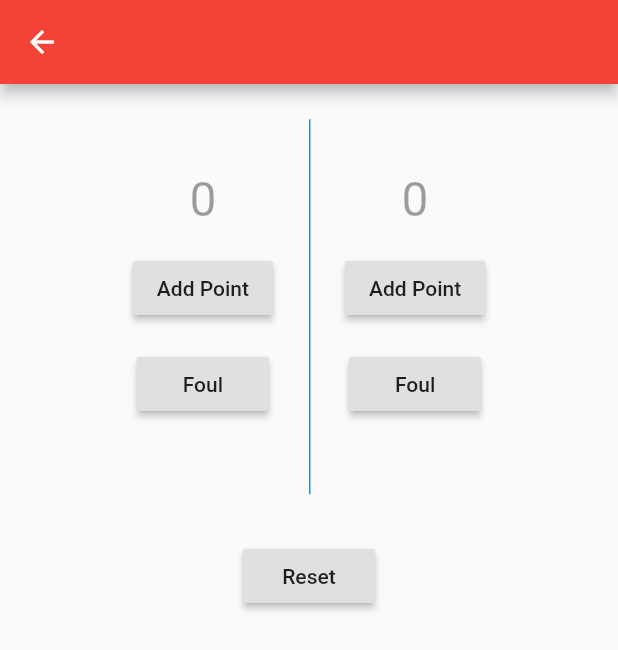
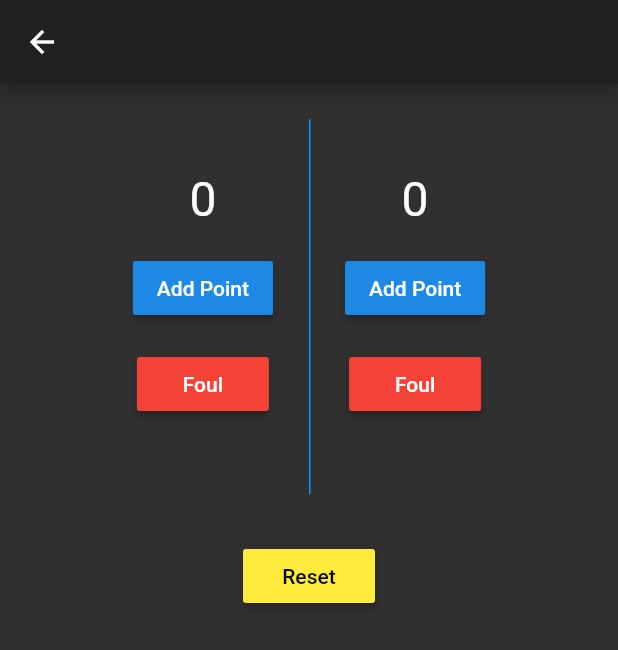
Before and after one commit to BrBoomr/Software-Engineering-II, a Flutter app: the screen it shows after launch, after a tap on "Start Game!", on a phone screen of 412 x 824 dp. Shown: the top 650 px of the screen. Run offline on Flutter 3.47's test engine with Material 2 defaults, Android fonts, the phone set to English and light mode, and no system bars.

Commit message:
added dark theme and button colors

```diff
--- a/live_scoring/lib/main.dart
+++ b/live_scoring/lib/main.dart
@@ -2,7 +2,7 @@ import 'package:flutter/material.dart';
 
 void main() => runApp(MyApp());
 
-class TeamNames extends StatelessWidget {
+class  TeamNames extends StatelessWidget {
   TeamNames({Key key, this.title}) : super(key: key);
   final String title;
   var teamOneController = TextEditingController();
@@ -32,6 +32,7 @@ class TeamNames extends StatelessWidget {
             ),
           ),
           RaisedButton(
+            color: Colors.green,
             child: Text('Start Game!'),
             onPressed: () {
               Navigator.push(
@@ -54,9 +55,7 @@ class MyApp extends StatelessWidget {
   Widget build(BuildContext context) {
     return MaterialApp(
       title: 'TKD Scorer',
-      theme: ThemeData(
-        primarySwatch: Colors.red,
-      ),
+      theme: ThemeData.dark(),
       home: TeamNames(title: 'TKD Scorer'),
     );
   }
@@ -79,6 +78,7 @@ class _MyHomePageState extends State<MyHomePage> {
   int _foulA = 0;
   int _foulB = 0;
   final String teamOneName, teamTwoName;
+
   _MyHomePageState(this.teamOneName, this.teamTwoName);
 
   void _incrementCounterA() {
@@ -148,25 +148,23 @@ class _MyHomePageState extends State<MyHomePage> {
         new Container(
           padding: const EdgeInsets.all(8.0),
           child: new Text(
-            (label == teamOneName) ? '$_counterA' : '$_counterB',
-            style: new TextStyle(fontSize: 32.0, color: Colors.black38),
+            (label == teamOneName) ? '$_counterA' : '$_counterB', //return string with color?
+            style: new TextStyle(fontSize: 32.0, color: Colors.white),
           ),
         ),
         new Container(
           padding: const EdgeInsets.all(8.0),
           child: new RaisedButton(
             child: new Text('Add Point'),
-            onPressed: (label == teamOneName)
-                ? _incrementCounterA
-                : _incrementCounterB,
+            onPressed: (label == teamOneName) ? _incrementCounterA : _incrementCounterB,
           ),
         ),
         new Container(
             padding: const EdgeInsets.all(8.0),
             child: new RaisedButton(
+              color: Colors.red,
               child: new Text('Foul'),
-              onPressed:
-                  (label == teamOneName) ? _incrementFoulA : _incrementFoulB,
+              onPressed: (label == teamOneName) ? _incrementFoulA : _incrementFoulB,
             )),
       ],
     );
@@ -207,6 +205,8 @@ class _MyHomePageState extends State<MyHomePage> {
             new Container(
               margin: const EdgeInsets.only(top: 72.0),
               child: new RaisedButton(
+                color: Colors.yellow,
+                textColor: Colors.black,
                 onPressed: _resetScore,
                 child: new Text('Reset'),
               ),
```
